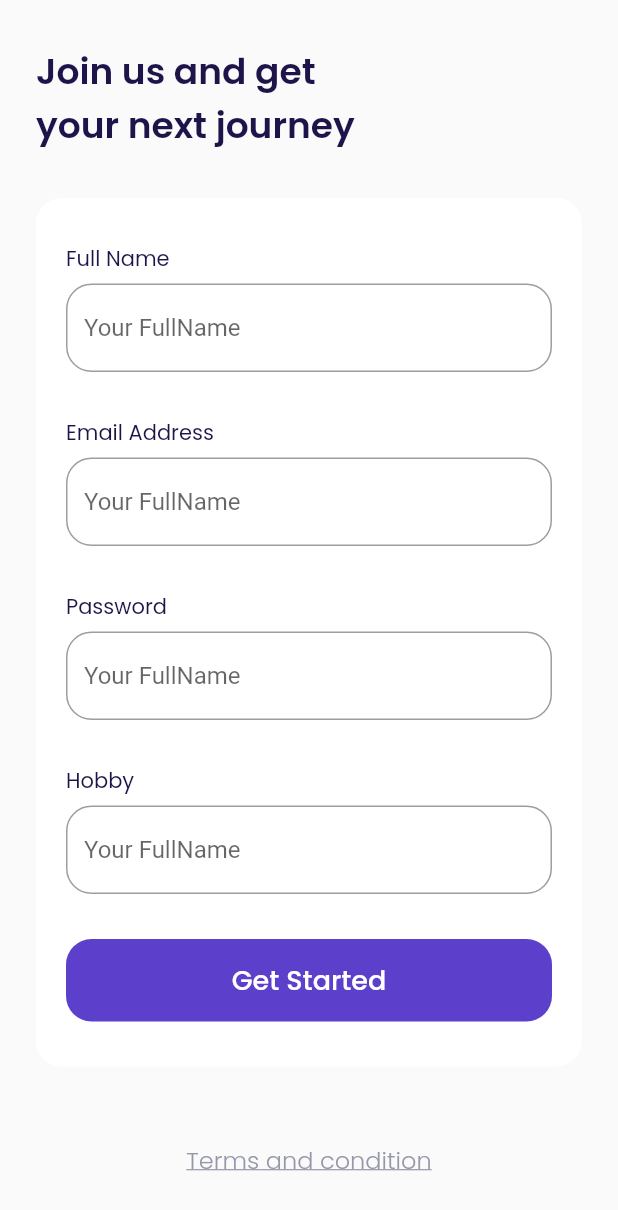
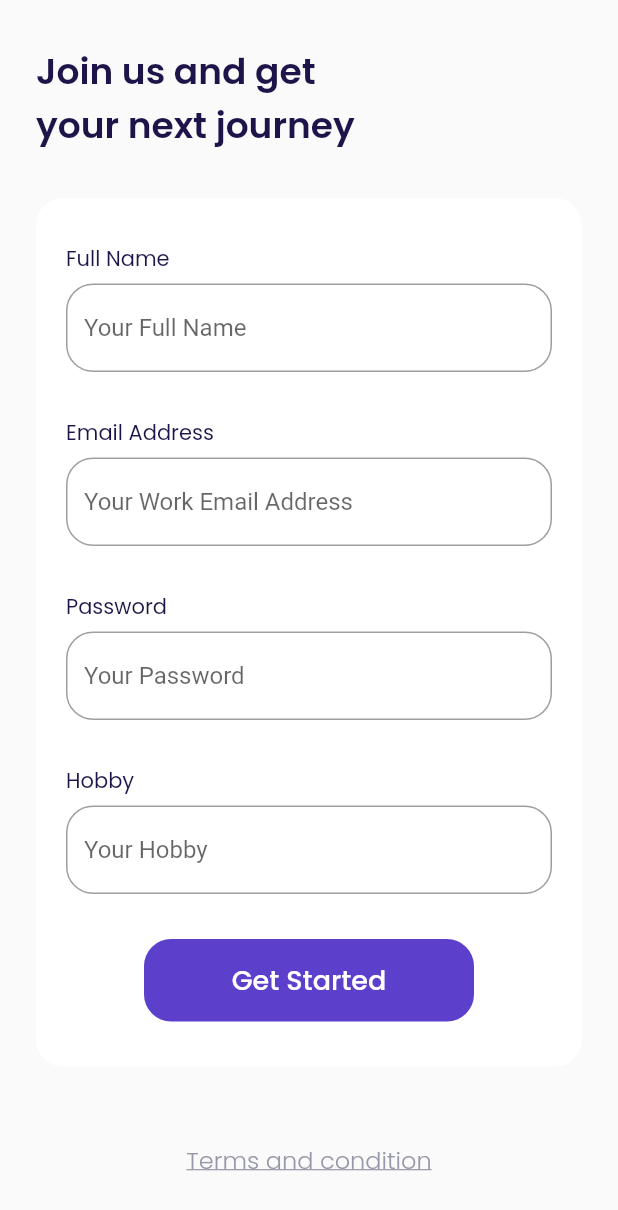
Before and after one commit to asrafilll/airplane-bwa, a Flutter app: the screen it shows after launch, after a tap on "Get Started", on a phone screen of 412 x 824 dp. Shown: the top 1210 px of the screen. Run offline on Flutter 3.47's test engine with Material 2 defaults, Android fonts, the phone set to English and light mode, and no system bars; our stand-ins replace google_fonts.

Commit message:
add custom button and bottom navigation component

```diff
--- a/lib/main.dart
+++ b/lib/main.dart
@@ -1,5 +1,6 @@
 import 'package:airplane/ui/pages/bonus_page.dart';
 import 'package:airplane/ui/pages/get_started_page.dart';
+import 'package:airplane/ui/pages/main_page.dart';
 import 'package:airplane/ui/pages/sign_up_page.dart';
 import 'package:flutter/material.dart';
 
@@ -18,7 +19,8 @@ class MyApp extends StatelessWidget {
         '/': (context) => const SplashPage(),
         '/get-started': (context) => const GetStartedPage(),
         '/sign-up': (context) => const SignUpPage(),
-        '/bonus-page': (context) => const BonusPage(),
+        '/bonus': (context) => const BonusPage(),
+        '/main': (context) => const MainPage(),
       },
     );
   }
--- a/lib/shared/theme.dart
+++ b/lib/shared/theme.dart
@@ -1,7 +1,7 @@
 import 'package:flutter/material.dart';
 import 'package:google_fonts/google_fonts.dart';
 
-double defaultRadius = 17.0;
+double defaultRadius = 18.0;
 double defaultMargin = 24.0;
 
 const Color kPrimaryColor = Color(0xff5C40CC);
@@ -12,6 +12,7 @@ const Color kGreyColor = Color(0xff9698A9);
 const Color kGreenColor = Color(0xff0EC3AE);
 const Color kRedColor = Color(0xffEB70A5);
 const Color kInactiveColor = Color(0xffDBD7EC);
+const Color kTransparentColor = Colors.transparent;
 
 TextStyle blackTextStyle = GoogleFonts.poppins(
   color: kBlackColor,
--- a/lib/ui/pages/get_started_page.dart
+++ b/lib/ui/pages/get_started_page.dart
@@ -1,3 +1,4 @@
+import 'package:airplane/ui/widgets/custom_button.dart';
 import 'package:flutter/material.dart';
 import 'package:airplane/shared/theme.dart';
 
@@ -15,6 +16,7 @@ class GetStartedPage extends StatelessWidget {
             decoration: const BoxDecoration(
               image: DecorationImage(
                 image: AssetImage('assets/image_get_started.png'),
+                fit: BoxFit.fitWidth,
               ),
             ),
           ),
@@ -38,32 +40,12 @@ class GetStartedPage extends StatelessWidget {
                     fontSize: 16,
                   ),
                 ),
-                Container(
-                  margin: const EdgeInsets.only(
-                    top: 50,
-                    bottom: 80,
-                  ),
+                CustomButton(
                   width: 220,
-                  height: 55,
-                  child: TextButton(
-                    style: TextButton.styleFrom(
-                      backgroundColor: kPrimaryColor,
-                      shape: RoundedRectangleBorder(
-                        borderRadius: BorderRadius.circular(defaultRadius),
-                      ),
-                    ),
-                    onPressed: () {
-                      Navigator.pushNamed(context, '/sign-up');
-                    },
-                    child: Text(
-                      "Get Started",
-                      style: whiteTextStyle.copyWith(
-                        fontWeight: medium,
-                        fontSize: 18,
-                      ),
-                    ),
-                  ),
-                )
+                  onPressed: () => Navigator.pushNamed(context, '/sign-up'),
+                  title: 'Get Started',
+                  margin: const EdgeInsets.only(top: 50, bottom: 80),
+                ),
               ],
             ),
           )
--- a/lib/ui/widgets/submit_button_component.dart
+++ b/lib/ui/widgets/custom_button.dart
@@ -1,28 +1,34 @@
 import 'package:flutter/material.dart';
 import 'package:airplane/shared/theme.dart';
 
-class SubmitButton extends StatelessWidget {
-  const SubmitButton({
+class CustomButton extends StatelessWidget {
+  const CustomButton({
     Key? key,
-    required this.pageNavigation,
+    required this.onPressed,
+    required this.title,
+    this.width = double.infinity,
+    this.margin = EdgeInsets.zero,
   }) : super(key: key);
 
-  final String pageNavigation;
+  final Function() onPressed;
+  final String title;
+  final double width;
+  final EdgeInsets margin;
+
   @override
   Widget build(BuildContext context) {
     return Container(
-      width: double.infinity,
+      width: width,
       height: 55,
+      margin: margin,
       decoration: BoxDecoration(
         color: kPrimaryColor,
         borderRadius: BorderRadius.circular(defaultRadius),
       ),
       child: TextButton(
-        onPressed: () {
-          Navigator.pushNamed(context, pageNavigation);
-        },
+        onPressed: onPressed,
         child: Text(
-          "Get Started",
+          title,
           style: whiteTextStyle.copyWith(
             fontSize: 18,
             fontWeight: medium,
--- a/lib/ui/widgets/input_section_sign_up_component.dart
+++ b/lib/ui/widgets/input_section_sign_up_component.dart
@@ -1,4 +1,4 @@
-import 'package:airplane/ui/widgets/submit_button_component.dart';
+import 'package:airplane/ui/widgets/custom_button.dart';
 import 'package:flutter/material.dart';
 import 'package:airplane/shared/theme.dart';
 
@@ -33,8 +33,10 @@ class InputSection extends StatelessWidget {
             inputTitle: 'Hobby',
             hintText: 'Your Hobby',
           ),
-          const SubmitButton(
-            pageNavigation: '/bonus-page',
+          CustomButton(
+            width: 220,
+            title: 'Get Started',
+            onPressed: () => Navigator.pushNamed(context, '/bonus'),
           ),
         ],
       ),
@@ -52,13 +54,16 @@ Widget inputItem({
     child: Column(
       crossAxisAlignment: CrossAxisAlignment.start,
       children: [
-        Text(inputTitle, style: blackTextStyle),
+        Text(
+          inputTitle,
+          style: blackTextStyle,
+        ),
         const SizedBox(height: 6),
         TextFormField(
           obscureText: obscureText,
           cursorColor: kBlackColor,
           decoration: InputDecoration(
-            hintText: 'Your FullName',
+            hintText: hintText,
             border: OutlineInputBorder(
               borderRadius: BorderRadius.circular(defaultRadius),
             ),
```
Also changed, not shown: lib/ui/pages/bonus_page.dart (+7 -24 lines), lib/ui/pages/main_page.dart (added, +20 -0 lines), lib/ui/widgets/custom_button_navigation.dart (added, +45 -0 lines), lib/ui/widgets/custom_button_navigation_item.dart (added, +40 -0 lines), pubspec.lock, 1 other file.
